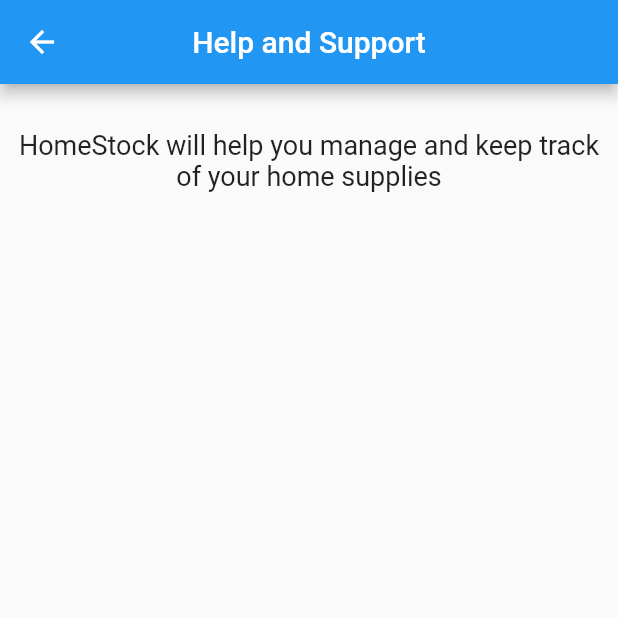
After one commit to inTJ-lk/HomeStock, a Flutter app: the Settings screen opened directly, after a tap on "Help and Support", on a phone screen of 412 x 824 dp, the top half of it. The commit adds this screen. Run offline on Flutter 3.47's test engine with Material 2 defaults, Android fonts, the phone set to English and light mode, and no system bars; our stand-ins replace cloud_firestore, firebase_auth, flutter_spinkit; accounts and stored records are empty.

Commit message:
help and support page

```diff
--- a/home_stock/lib/screens/notifications/notifications.dart
+++ b/home_stock/lib/screens/notifications/notifications.dart
@@ -25,7 +25,7 @@ class _NotificationsState extends State<Notifications> {
     List<FirestoreNotification>notifications = [
       FirestoreNotification(timestamp: 'timestamp', title: 'title', message: 'message'),
       FirestoreNotification(timestamp: 'timestamp', title: 'Share Request', message: 'message')
-
+    ];
 
     return new GestureDetector(
       onTap: (){FocusScope.of(context).requestFocus(new FocusNode());},
--- /dev/null
+++ b/home_stock/lib/screens/settings/helpAndSupport.dart
@@ -0,0 +1,49 @@
+import 'package:flutter/material.dart';
+import 'package:home_stock/models/user.dart';
+import 'package:home_stock/screens/shared/loading.dart';
+import 'package:home_stock/services/database.dart';
+import 'package:provider/provider.dart';
+
+class HelpAndSupport extends StatefulWidget {
+  @override
+  _HelpAndSupportState createState() => _HelpAndSupportState();
+}
+
+class _HelpAndSupportState extends State<HelpAndSupport> {
+
+  @override
+  Widget build(BuildContext context) {
+
+    return Scaffold(
+        appBar: AppBar(
+          title:Text('Help and Support'),
+          centerTitle: true,
+        ),
+        body: Column(
+          children: <Widget>[
+            SizedBox(height: 30.0),
+            // SizedBox(height: 20.0),
+            Padding(
+              padding: const EdgeInsets.fromLTRB(7.0, 0, 7.0, 0),
+              child: Text(
+                'HomeStock will help you manage and keep track of your home supplies',
+                style: TextStyle(fontSize: 18.0),
+                textAlign: TextAlign.center
+              ),
+            ),
+            SizedBox(height: 10.0),
+            Padding(
+              padding: const EdgeInsets.fromLTRB(7.0, 0, 7.0, 0),
+              child: Text(
+                '',
+                style: TextStyle(fontSize: 15.0),textAlign: TextAlign.left
+              ),
+            ),
+            SizedBox(height: 10.0),
+            SizedBox(height: 10.0),
+          ],
+        ),
+
+      );
+  }
+}
--- a/home_stock/lib/screens/settings/settings.dart
+++ b/home_stock/lib/screens/settings/settings.dart
@@ -2,6 +2,7 @@ import 'package:flutter/material.dart';
 import 'package:home_stock/models/item.dart';
 import 'package:home_stock/models/user.dart';
 import 'package:home_stock/screens/settings/changePassword.dart';
+import 'package:home_stock/screens/settings/helpAndSupport.dart';
 import 'package:home_stock/screens/settings/shareInventory.dart';
 import 'package:home_stock/screens/shared/loading.dart';
 import 'package:home_stock/services/auth.dart';
@@ -139,12 +140,16 @@ class _SettingsState extends State<Settings> {
                 Divider(color: Colors.black),
                 ListTile(
                   leading: Icon(Icons.help),
-                  title: Text('Help and Support')
+                  title: Text('Help and Support'),onTap: () async{
+                    Navigator.push(context,
+                      MaterialPageRoute(builder: (context) => HelpAndSupport()),
+                    );
+                  },
                 ),
               ],
             ),
           ),
-          Text('Developed by inTJ Solutions'),
+          Text('Developed by { inTJ }'),
         ],
       ),
     ) : Loading();
--- a/home_stock/lib/screens/settings/shareInventory.dart
+++ b/home_stock/lib/screens/settings/shareInventory.dart
@@ -161,7 +161,8 @@ class _ShareInventoryState extends State<ShareInventory> {
       onTap: (){FocusScope.of(context).requestFocus(new FocusNode());},
       child: Scaffold(
         appBar: AppBar(
-          title: Center(child: Text('Share Inventory')),
+          title:Text('Share Inventory'),
+          centerTitle: true,
         ),
         body: Column(
           children: <Widget>[
```
Also changed, not shown: home_stock/lib/screens/home/home.dart (+16 -16 lines), 1 other file.
